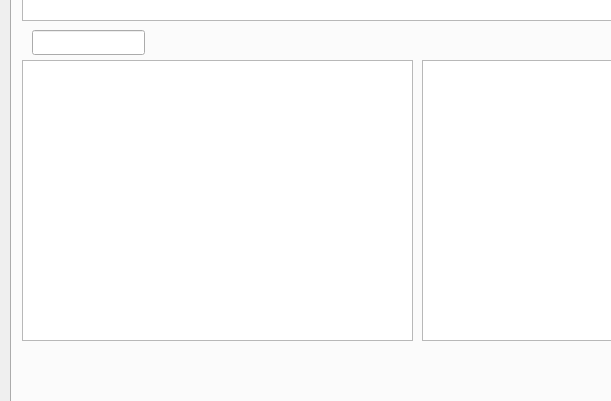
The window that divui.ui (neeraavi/pydiv) describes before a commit, drawn with Qt 5; both pictures show x 0 to 611 and y 336 to 737 of the 1197 by 865 pixel window.
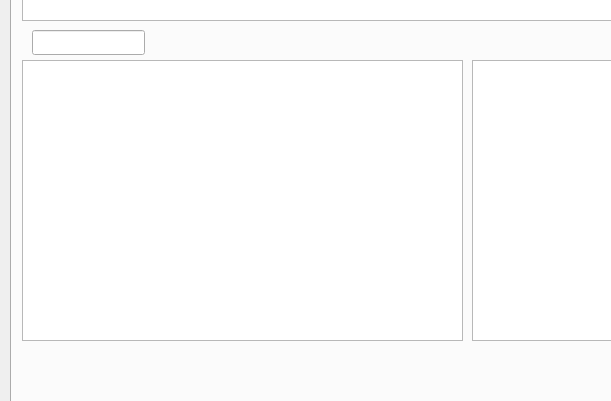
The same window after the commit.

Diff of the .ui file:
```diff
--- a/divui.ui
+++ b/divui.ui
@@ -96,14 +96,14 @@
        <rect>
         <x>10</x>
         <y>360</y>
-        <width>391</width>
+        <width>441</width>
         <height>281</height>
        </rect>
       </property>
       <property name="font">
        <font>
-        <family>Arial</family>
-        <pointsize>10</pointsize>
+        <family>Ubuntu</family>
+        <pointsize>11</pointsize>
        </font>
       </property>
       <property name="sizeAdjustPolicy">
@@ -125,16 +125,16 @@
      <widget class="QTableView" name="dividendsView">
       <property name="geometry">
        <rect>
-        <x>410</x>
+        <x>460</x>
         <y>360</y>
-        <width>681</width>
+        <width>631</width>
         <height>281</height>
        </rect>
       </property>
       <property name="font">
        <font>
-        <family>Arial</family>
-        <pointsize>8</pointsize>
+        <family>Ubuntu</family>
+        <pointsize>11</pointsize>
        </font>
       </property>
       <attribute name="verticalHeaderVisible">
```
Left out of the diff: 4 changed lines with no effect on the pictures.
